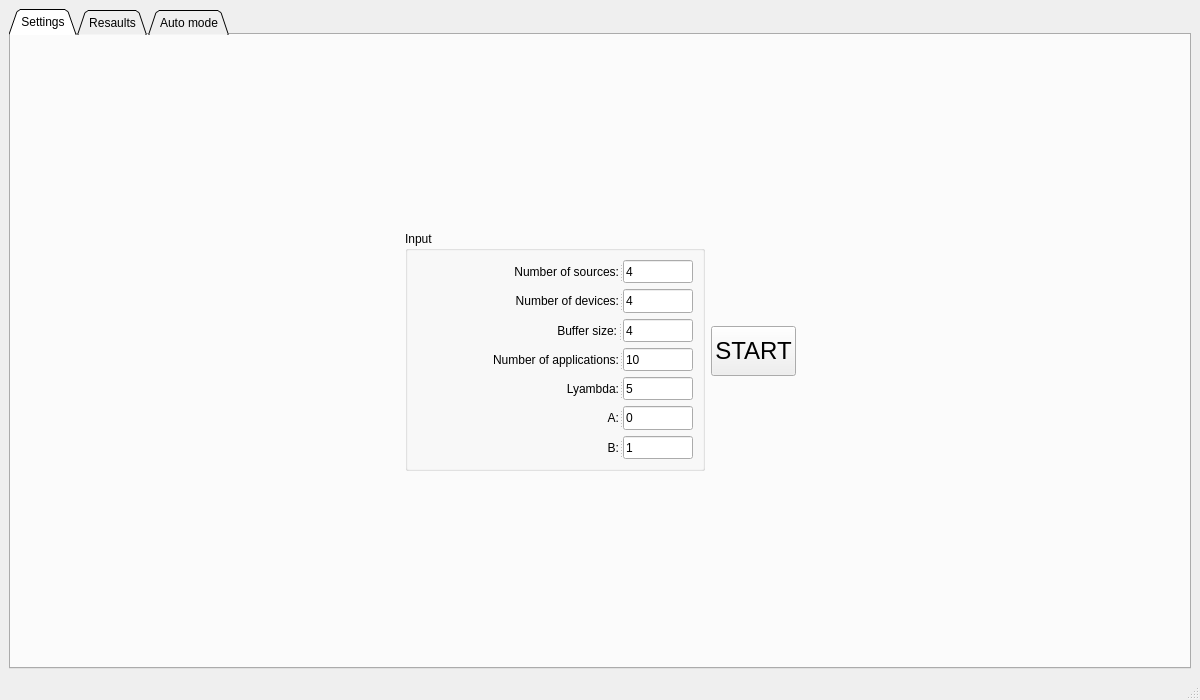
Old version of the form SMO_project/SMO/mainwindow.ui in the repository d0ctr/SMO.
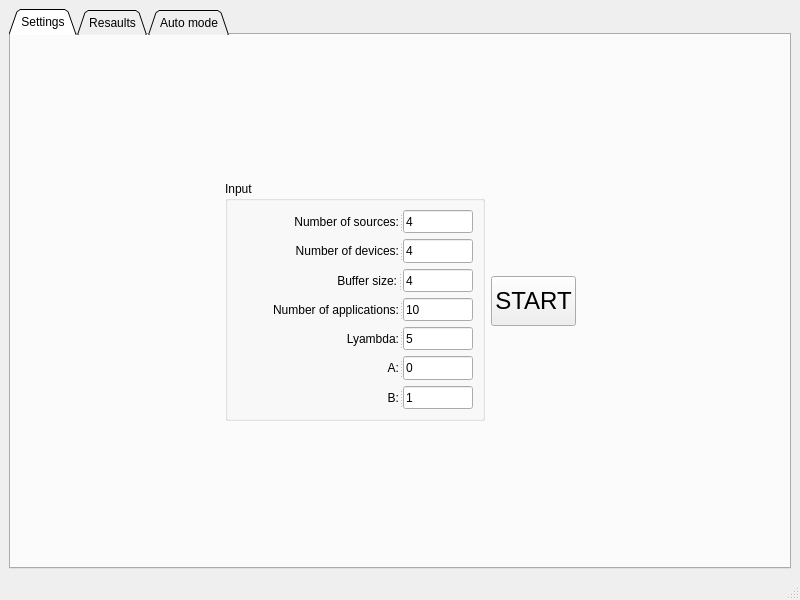
New version of the form. The open tabs and pages were chosen to show the change.

Commit message: Changes default and minimum size for smaller screens.

Patch:
```diff
--- a/SMO_project/SMO/mainwindow.ui
+++ b/SMO_project/SMO/mainwindow.ui
@@ -6,14 +6,14 @@
    <rect>
     <x>0</x>
     <y>0</y>
-    <width>1200</width>
-    <height>700</height>
+    <width>800</width>
+    <height>600</height>
    </rect>
   </property>
   <property name="minimumSize">
    <size>
-    <width>500</width>
-    <height>700</height>
+    <width>600</width>
+    <height>450</height>
    </size>
   </property>
   <property name="windowTitle">
```
Left out of the diff: 8 changed lines with no effect on the pictures.
